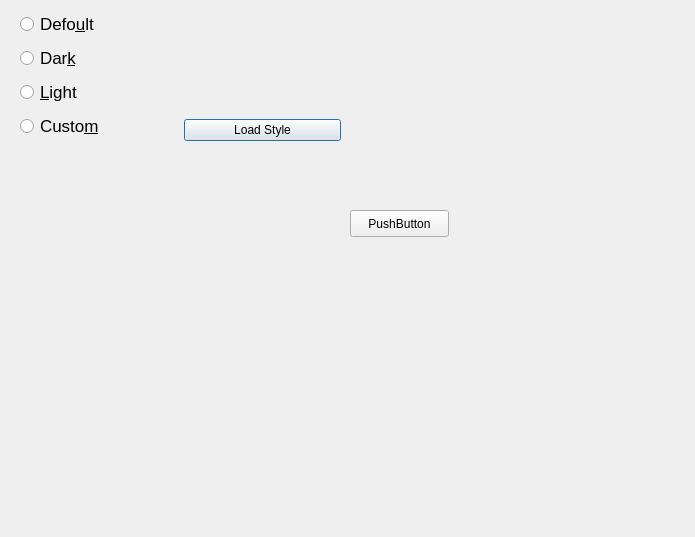
First picture: the form in Translate/settingsform.ui, repository gagikpog/TestAndTranslate, before the edit.
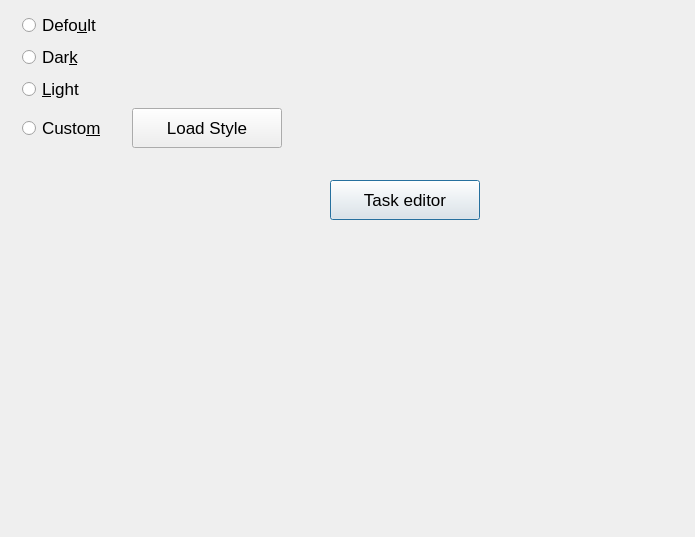
Second picture: the form after the edit.

```diff
--- a/Translate/settingsform.ui
+++ b/Translate/settingsform.ui
@@ -10,27 +10,46 @@
     <height>537</height>
    </rect>
   </property>
+  <property name="font">
+   <font>
+    <pointsize>13</pointsize>
+   </font>
+  </property>
   <property name="windowTitle">
    <string>Dialog</string>
   </property>
   <property name="styleSheet">
    <string notr="true"/>
   </property>
-  <widget class="QWidget" name="layoutWidget">
+  <widget class="QPushButton" name="btmSManager">
    <property name="geometry">
     <rect>
-     <x>20</x>
-     <y>10</y>
-     <width>321</width>
-     <height>131</height>
+     <x>330</x>
+     <y>180</y>
+     <width>150</width>
+     <height>40</height>
     </rect>
    </property>
-   <layout class="QHBoxLayout" name="horizontalLayout">
-    <item>
+   <property name="minimumSize">
+    <size>
+     <width>150</width>
+     <height>40</height>
+    </size>
+   </property>
+   <property name="text">
+    <string>Task editor</string>
+   </property>
+  </widget>
+  <widget class="QWidget" name="">
+   <property name="geometry">
+    <rect>
+     <x>22</x>
+     <y>12</y>
+     <width>260</width>
+     <height>137</height>
+    </rect>
+   </property>
      <layout class="QVBoxLayout" name="verticalLayout">
-      <property name="spacing">
-       <number>7</number>
-      </property>
       <item>
        <widget class="QRadioButton" name="rBtmDefoult">
         <property name="minimumSize">
@@ -39,11 +58,6 @@
           <height>0</height>
          </size>
         </property>
-        <property name="font">
-         <font>
-          <pointsize>13</pointsize>
-         </font>
-        </property>
         <property name="text">
          <string>Defo&amp;ult</string>
         </property>
@@ -57,11 +71,6 @@
           <height>0</height>
          </size>
         </property>
-        <property name="font">
-         <font>
-          <pointsize>13</pointsize>
-         </font>
-        </property>
         <property name="text">
          <string>Dar&amp;k</string>
         </property>
@@ -75,17 +84,14 @@
           <height>0</height>
          </size>
         </property>
-        <property name="font">
-         <font>
-          <pointsize>13</pointsize>
-         </font>
-        </property>
         <property name="text">
          <string>&amp;Light</string>
         </property>
        </widget>
       </item>
       <item>
+     <layout class="QHBoxLayout" name="horizontalLayout">
+      <item>
        <widget class="QRadioButton" name="rBtmCustom">
         <property name="minimumSize">
          <size>
@@ -93,35 +99,19 @@
           <height>0</height>
          </size>
         </property>
-        <property name="font">
-         <font>
-          <pointsize>13</pointsize>
-         </font>
-        </property>
         <property name="text">
          <string>Custo&amp;m</string>
         </property>
        </widget>
       </item>
-     </layout>
-    </item>
-    <item>
-     <layout class="QVBoxLayout" name="verticalLayout_2">
-      <item>
-       <spacer name="verticalSpacer">
-        <property name="orientation">
-         <enum>Qt::Vertical</enum>
-        </property>
-        <property name="sizeHint" stdset="0">
-         <size>
-          <width>20</width>
-          <height>40</height>
-         </size>
-        </property>
-       </spacer>
-      </item>
       <item>
        <widget class="QPushButton" name="btmStyle">
+        <property name="minimumSize">
+         <size>
+          <width>150</width>
+          <height>40</height>
+         </size>
+        </property>
         <property name="text">
          <string>Load Style</string>
         </property>
@@ -131,19 +121,6 @@
     </item>
    </layout>
   </widget>
-  <widget class="QPushButton" name="btmSManager">
-   <property name="geometry">
-    <rect>
-     <x>350</x>
-     <y>210</y>
-     <width>99</width>
-     <height>27</height>
-    </rect>
-   </property>
-   <property name="text">
-    <string>PushButton</string>
-   </property>
-  </widget>
  </widget>
  <resources/>
  <connections/>
```
Lines whose indentation alone changed are shown as unchanged.
